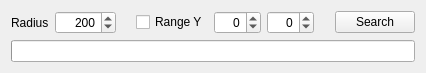
The window that search/searchrangewidget.ui (mrkite/minutor) describes before a commit, drawn with Qt 5.
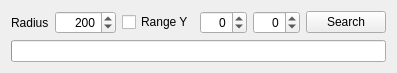
The same window after the commit.

Diff of the .ui file:
```diff
--- a/search/searchrangewidget.ui
+++ b/search/searchrangewidget.ui
@@ -6,7 +6,7 @@
    <rect>
     <x>0</x>
     <y>0</y>
-    <width>426</width>
+    <width>379</width>
     <height>70</height>
    </rect>
   </property>
```
